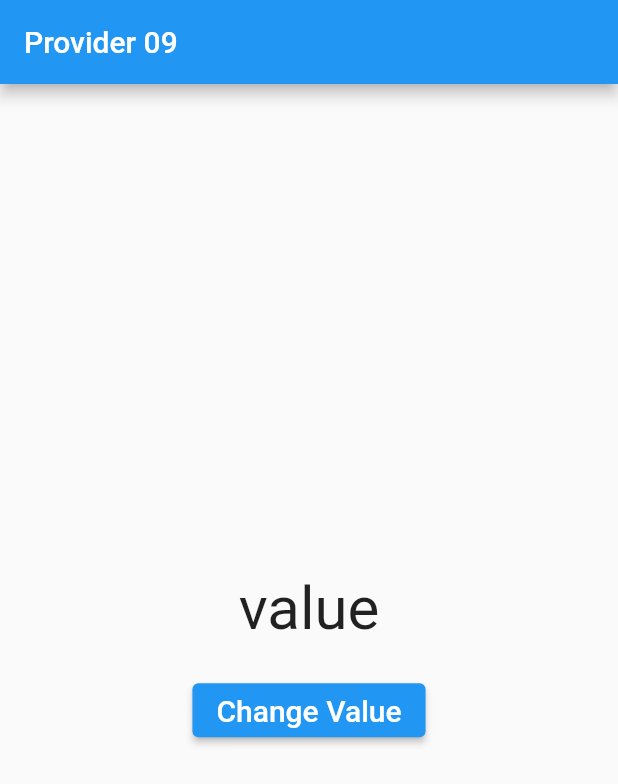
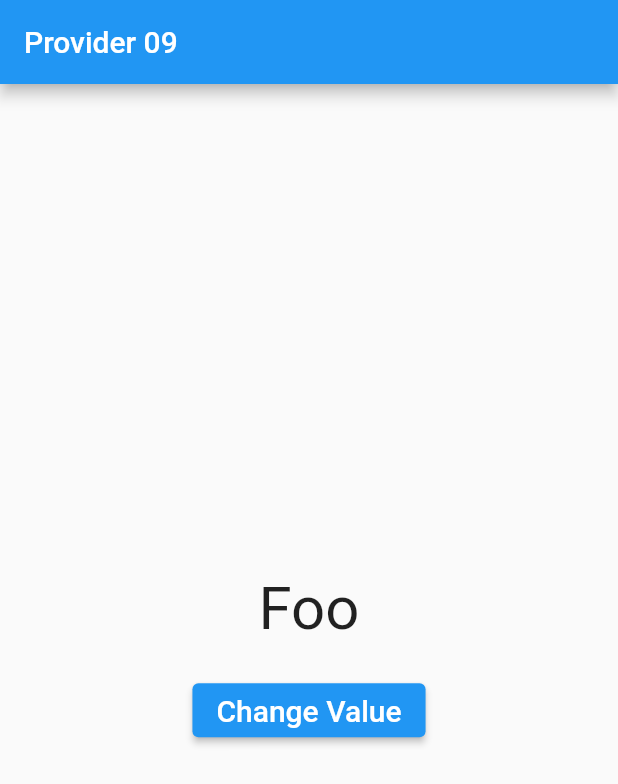
Before and after one commit to kimgeuntae/flutter_provider_essential, a Flutter app: the MyHomePage screen opened directly, on a phone screen of 412 x 824 dp. Shown: the top 784 px of the screen. Run offline on Flutter 3.47's test engine with Material 2 defaults, Android fonts, the phone set to English and light mode, and no system bars.

```diff
--- a/s1_9_consumer_builder_provider_not_found_exception/lib/main.dart
+++ b/s1_9_consumer_builder_provider_not_found_exception/lib/main.dart
@@ -1,4 +1,5 @@
 import 'package:flutter/material.dart';
+import 'package:provider/provider.dart';
 
 void main() {
   runApp(const MyApp());
@@ -38,17 +39,19 @@ class MyHomePage extends StatelessWidget {
       appBar: AppBar(
         title: Text('Provider 09'),
       ),
-      body: Center(
+      body: ChangeNotifierProvider(
+        create: (_) => Foo(),
+        child: Center(
           child: Column(
             mainAxisAlignment: MainAxisAlignment.center,
             children: [
               Text(
-              'value',
+                '${context.watch<Foo>().value}',
                 style: TextStyle(fontSize: 40),
               ),
               SizedBox(height: 20.0),
               ElevatedButton(
-              onPressed: () {},
+                onPressed: () => context.read<Foo>().changeValue(),
                 child: Text(
                   'Change Value',
                   style: TextStyle(fontSize: 20.0),
@@ -57,6 +60,7 @@ class MyHomePage extends StatelessWidget {
             ],
           ),
         ),
+      ),
     );
   }
 }
```
Lines whose indentation alone changed are shown as unchanged.
